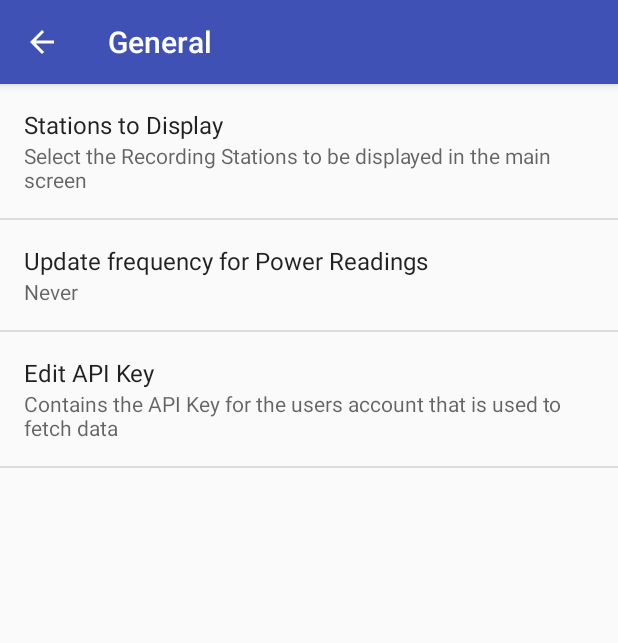
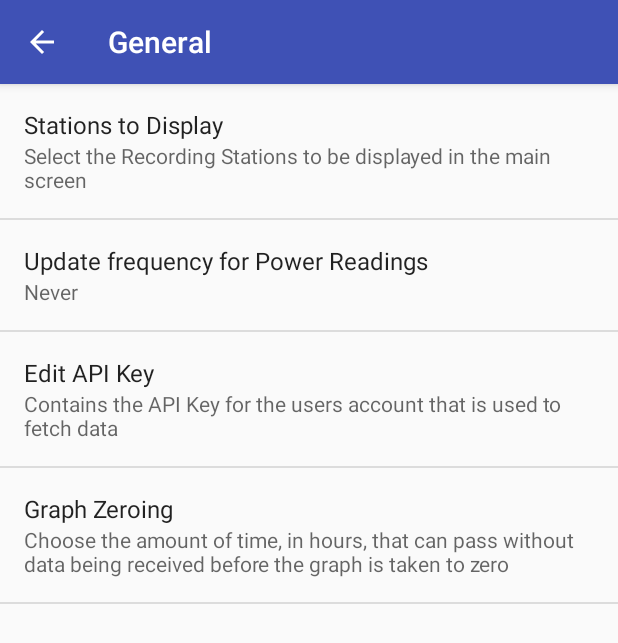
Before and after one commit to minigridems/SERC-ENERYGY-METERING-MOBILE-APP, an Android app: the SettingsActivity screen opened directly, with no data from a screen before it, after a tap on "General", on a phone screen of 412 x 824 dp. Shown: the top 643 px of the screen. Run offline under Robolectric (Android 15) with nearby library versions, the phone set to English and light mode, and no system bars.

Commit message:
Added graph zeroing option

```diff
--- a/app/build.gradle
+++ b/app/build.gradle
@@ -21,8 +21,8 @@ android {
         applicationId "edu.strathmore.serc.sercopenenergymonitorv3"
         minSdkVersion 14
         targetSdkVersion 21
-        versionCode 4
-        versionName "1.3-Second alpha release"
+        versionCode 5
+        versionName "1.4-Third alpha release"
         testInstrumentationRunner "android.support.test.runner.AndroidJUnitRunner"
     }
     buildTypes {
--- a/app/src/main/java/edu/strathmore/serc/sercopenenergymonitorv3/SettingsActivity.java
+++ b/app/src/main/java/edu/strathmore/serc/sercopenenergymonitorv3/SettingsActivity.java
@@ -209,6 +209,7 @@ public class SettingsActivity extends AppCompatPreferenceActivity {
             // guidelines.
             //bindPreferenceSummaryToValue(findPreference("example_text"));
             bindPreferenceSummaryToValue(findPreference("example_list"));
+            //bindPreferenceSummaryToValue(findPreference("graph_zero_listpref"));
 
 
             /* Gets the MultiSelectListPreference and adds the String set stored in selected_station_list
--- a/app/src/main/res/values/strings.xml
+++ b/app/src/main/res/values/strings.xml
@@ -28,6 +28,30 @@
         <item>1</item>
         <item>0</item>
         <item>-1</item>
+    </string-array>
+
+
+    <string-array name="pref_graph_zero_titles">
+        <item>None</item>
+        <item>30 minutes</item>
+        <item>1 hour</item>
+        <item>2 hours</item>
+        <item>4 hours</item>
+        <item>6 hours</item>
+        <item>12 hours</item>
+        <item>1 day</item>
+    </string-array>
+
+    <string-array name="pref_graph_zero_values">
+        <item>-1</item>
+        <item>30</item>
+        <item>60</item>
+        <item>120</item>
+        <item>240</item>
+        <item>360</item>
+        <item>720</item>
+        <item>1440</item>
+
     </string-array>
 
     <!-- Example settings for Data & Sync -->
@@ -105,6 +129,9 @@
         It can be found by loging into your EmonCMS dashboard and going to \'My Account\' in the setup tab.
     </string>
     <string name="pref_edit_api_summary">Contains the API Key for the users account that is used to fetch data</string>
+    <string name="pref_graph_zeroing">Graph Zeroing</string>
+    <string name="pref_graph_zeroing_summary">Choose the amount of time, in hours, that can pass
+        without data being received before the graph is taken to zero</string>
 
 
     <!--Custom List for Settings -->
--- a/app/src/main/res/xml/pref_general.xml
+++ b/app/src/main/res/xml/pref_general.xml
@@ -47,8 +47,29 @@
         android:key="api_key_edit"
         android:maxLines="1"
         android:singleLine="true"
+        android:summary="@string/pref_edit_api_summary"
         android:title="@string/pref_edit_api_key"
-        android:summary="@string/pref_edit_api_summary"
+        android:layout_height="wrap_content" />
+
+   <!-- <EditTextPreference
+        android:defaultValue="1"
+        android:inputType="numberDecimal"
+        android:key="graph_inactivity_zero"
+        android:maxLines="1"
+        android:singleLine="true"
+        android:summary="@string/pref_graph_zeroing_summary"
+        android:title="@string/pref_graph_zeroing"
+        />-->
+
+    <ListPreference
+        android:defaultValue="-1"
+        android:entries="@array/pref_graph_zero_titles"
+        android:entryValues="@array/pref_graph_zero_values"
+        android:key="graph_zero_listpref"
+        android:negativeButtonText="Cancel"
+        android:positiveButtonText="Apply"
+        android:summary="@string/pref_graph_zeroing_summary"
+        android:title="@string/pref_graph_zeroing"
         />
 
 
--- a/build.gradle
+++ b/build.gradle
@@ -5,7 +5,7 @@ buildscript {
         jcenter()
     }
     dependencies {
-        classpath 'com.android.tools.build:gradle:2.3.0'
+        classpath 'com.android.tools.build:gradle:2.3.1'
 
         // NOTE: Do not place your application dependencies here; they belong
         // in the individual module build.gradle files
```
Also changed, not shown: app/src/main/java/edu/strathmore/serc/sercopenenergymonitorv3/GraphActivity.java (+54 -2 lines), app/src/main/java/edu/strathmore/serc/sercopenenergymonitorv3/MainActivity.java (+78 -83 lines).
